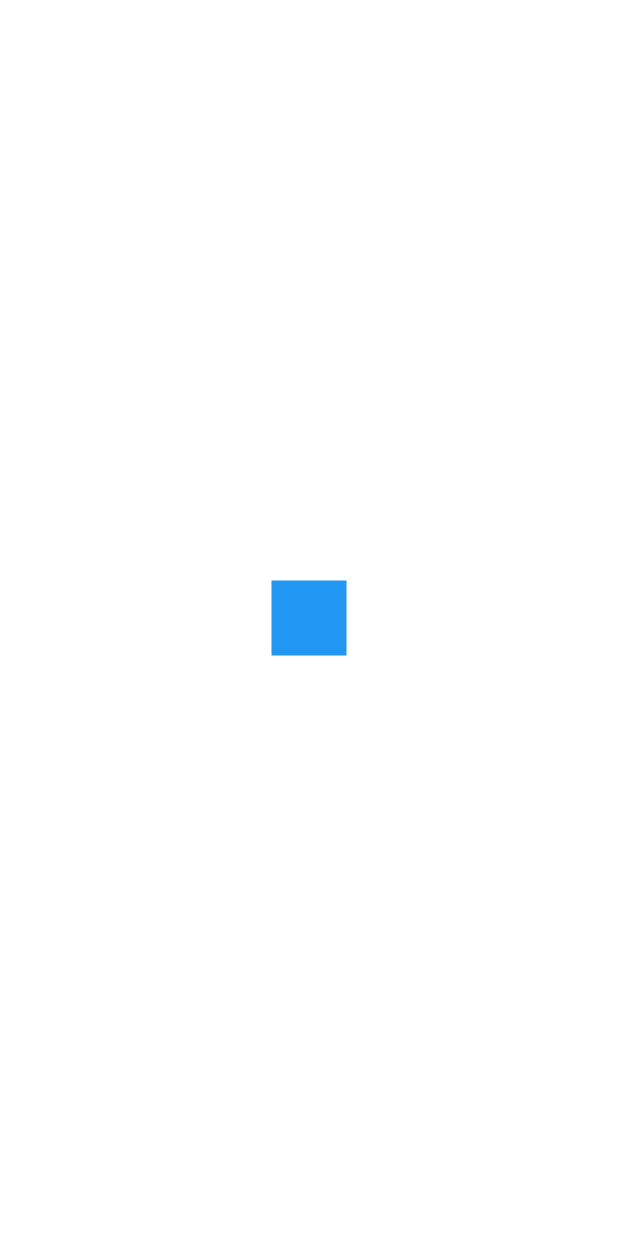
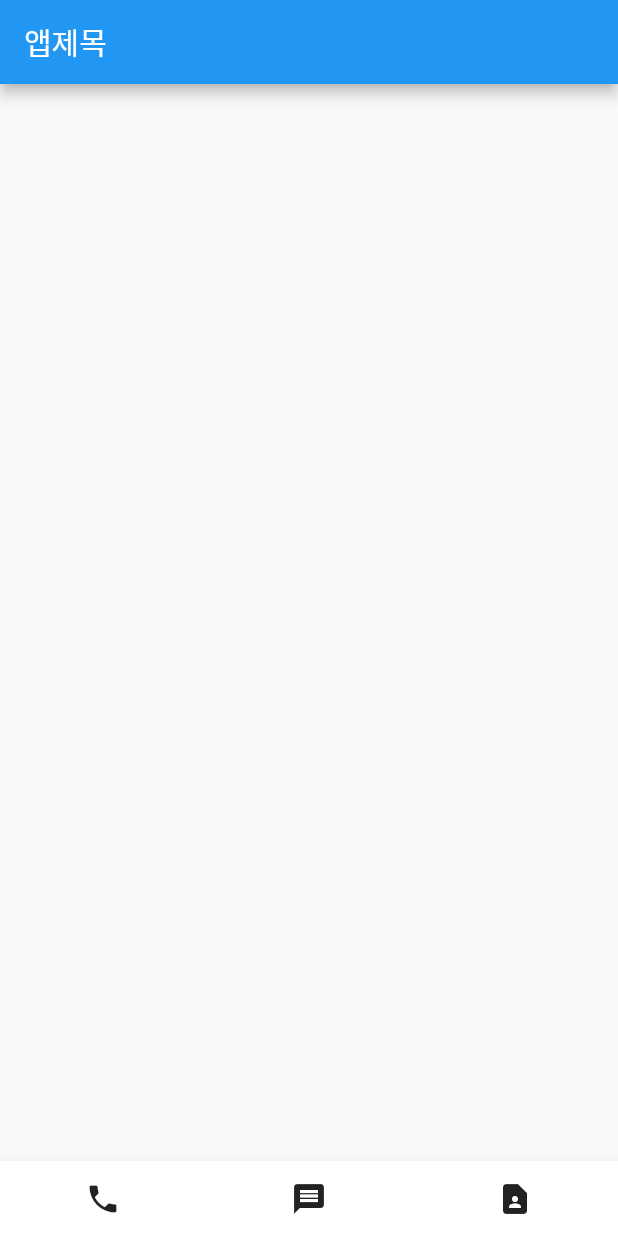
Before and after one commit to hyojuseo/study, a Flutter app: the screen it shows after launch, on a phone screen of 412 x 824 dp. Run offline on Flutter 3.47's test engine with Material 2 defaults, Android fonts, the phone set to English and light mode, and no system bars.

Commit message:
4번째강의 숙제 bottomDesign

```diff
--- a/apple_coding3/lib/main.dart
+++ b/apple_coding3/lib/main.dart
@@ -1,4 +1,5 @@
 import 'package:apple_coding3/one/container.dart';
+import 'package:apple_coding3/two/homework.dart';
 import 'package:flutter/material.dart';
 
 void main() {
@@ -14,7 +15,7 @@ class MyApp extends StatelessWidget {
 
     return MaterialApp(
       debugShowCheckedModeBanner: false,
-      home: ContainerEx(),
+      home: BottomDesign(),
     );
   }
 }
--- /dev/null
+++ b/apple_coding3/lib/two/homework.dart
@@ -0,0 +1,29 @@
+import 'package:flutter/material.dart';
+
+class BottomDesign extends StatelessWidget {
+  const BottomDesign({Key? key}) : super(key: key);
+
+  @override
+  Widget build(BuildContext context) {
+    return Scaffold(
+      appBar: AppBar(
+        title: Text('앱제목'),
+      ),
+      body: Container(),
+      bottomNavigationBar: BottomAppBar(
+        child: Container(
+          height: 50,
+          color: Colors.white,
+          child: Row(
+            mainAxisAlignment: MainAxisAlignment.spaceAround,
+            children: const [
+              Icon(Icons.phone),
+              Icon(Icons.message),
+              Icon(Icons.contact_page),
+            ],
+          ),
+        ),
+      ),
+    );
+  }
+}
```
